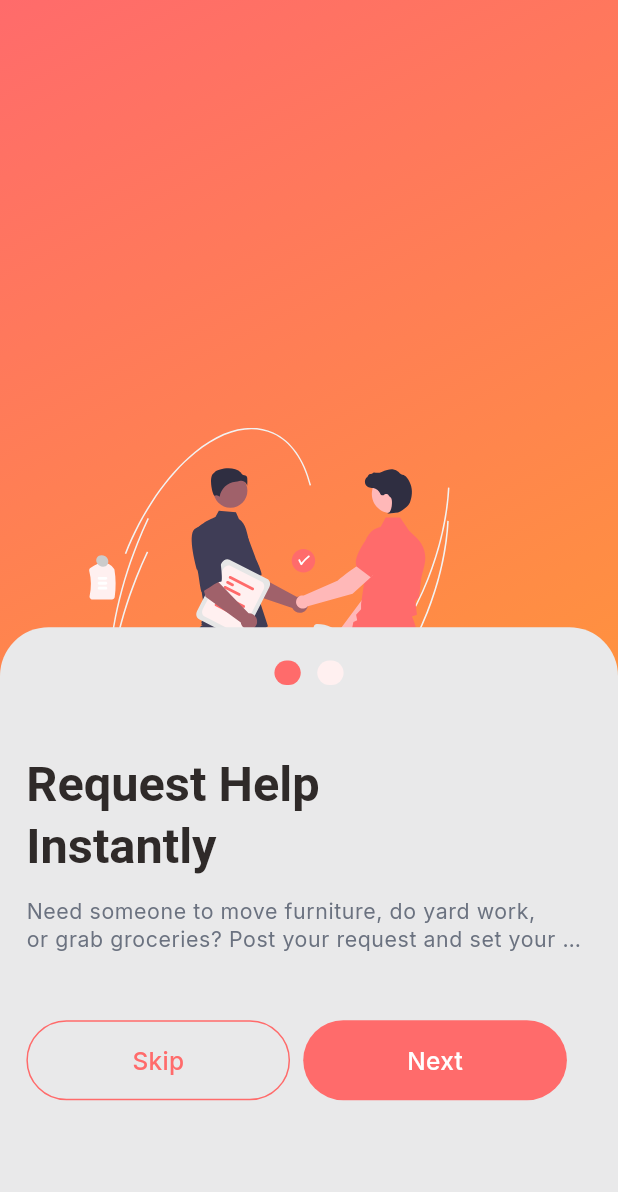
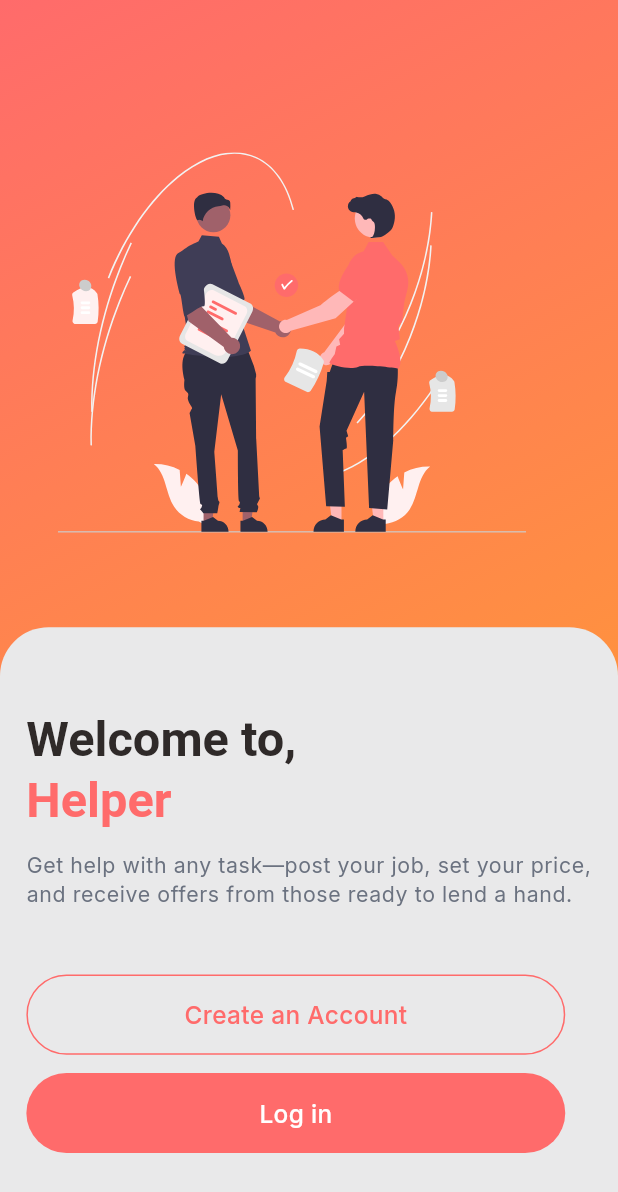
Before and after one commit to backbencherstudio/metalhead10701_app, a Flutter app: the screen it shows after launch, after a tap on "Skip", on a phone screen of 412 x 824 dp. Shown: the top 1192 px of the screen. Run offline on Flutter 3.47's test engine with Material 3 defaults, Android fonts, the phone set to English and light mode, and no system bars; our stand-ins replace flutter_riverpod, flutter_screenutil, flutter_svg, go_router, google_fonts.

Commit message:
feat: splash screen flow added

```diff
--- a/lib/core/constant/icons.dart
+++ b/lib/core/constant/icons.dart
@@ -5,7 +5,7 @@ class AppIcons {
 
   static const String appLogo = '$iconPath/splash_logo.svg';
   static const String businessLogo = '$iconPath/undraw_business-deal.svg';
-  static const String transferMoney = '$iconPath/undraw_transfer-money.svg';
+  static const String transferMoney = '$iconPath/undraw_transfer_money.svg';
   static const String welcoming = '$iconPath/undraw_welcoming.svg';
 
 
--- a/lib/features/screen/splash/presentation/splash_screen_2.dart
+++ b/lib/features/screen/splash/presentation/splash_screen_2.dart
@@ -18,6 +18,8 @@ class SplashScreen2 extends ConsumerWidget {
       body: Stack(
         children: [
           Container(
+            height: double.infinity,
+            width: double.infinity,
             decoration: BoxDecoration(
               gradient: LinearGradient(
                 colors: [AppColors.bgColor1, AppColors.bgColor2],
@@ -25,13 +27,19 @@ class SplashScreen2 extends ConsumerWidget {
                 end: Alignment.bottomRight,
               ),
             ),
-            child: Align(
-              alignment: Alignment.center,
-              child: SvgPicture.asset(
-                (nextState == 0) ? AppIcons.businessLogo : AppIcons.transferMoney,
-                fit: BoxFit.cover,
-                height: 250.h, // Adjust this height as per your requirement
-              ),
+          ),
+
+          Positioned(
+            top: 100.h,
+            left: 35.w,
+            child: SvgPicture.asset(
+              (nextState == 0) ?
+              AppIcons.welcoming :
+              (nextState == 1) ?
+              AppIcons.transferMoney :
+              AppIcons.businessLogo,
+              //fit: BoxFit.cover,
+              height: 250.h, // Adjust this height as per your requirement
             ),
           ),
 
@@ -53,12 +61,11 @@ class SplashScreen2 extends ConsumerWidget {
                   top: 22.h,
                   left: 16.w,
                   right: 16.w,
-                  bottom: 48.h,
                 ),
                 child: Column(
                   crossAxisAlignment: CrossAxisAlignment.start,
                   children: [
-                    Row(
+                    (nextState != 2) ? Row(
                       mainAxisAlignment: MainAxisAlignment.center,
                       children: [
                         Container(
@@ -77,24 +84,38 @@ class SplashScreen2 extends ConsumerWidget {
                           child: SizedBox(height: 16.h, width: 16.w),
                         ),
                       ],
-                    ),
-                    SizedBox(height: 46.h),
+                    ) : SizedBox(),
+                    SizedBox(height: (nextState != 2) ? 46.h : 32.h),
                     Text(
-                      'Request Help\nInstantly',
+                      (nextState == 0) ?
+                      'Request Help\nInstantly' :
+                      (nextState == 1) ?
+                      'Get Matched with Helpers' :
+                      'Welcome to, ',
                       style: style.headlineLarge?.copyWith(
                         color: AppColors.headlineTextColor,
                       ),
                     ),
+                    (nextState == 2) ? Text(
+                      'Helper',
+                      style: style.headlineLarge?.copyWith(
+                        color: AppColors.redTextColor,
+                      ),
+                    ) : SizedBox(),
                     SizedBox(height: 12.h),
                     Text(
-                      'Need someone to move furniture, do yard work,\nor grab groceries? Post your request and set your price!',
+                      (nextState == 0) ?
+                      'Need someone to move furniture, do yard work,\nor grab groceries? Post your request and set your price!' :
+                      (nextState == 1) ?
+                      'Our smart system connects you with nearby helpers who can complete your task perfectly!' :
+                      'Get help with any task—post your job, set your price, and receive offers from those ready to lend a hand.',
                       style: style.bodySmall?.copyWith(
                         color: AppColors.greyTextColor,
-                        overflow: TextOverflow.ellipsis,
+                        //overflow: TextOverflow.ellipsis,
                       ),
                     ),
                     SizedBox(height: 44.h),
-                    Row(
+                    (nextState != 2) ? Row(
                       crossAxisAlignment: CrossAxisAlignment.center,
                       children: [
                         CustomButton(
@@ -103,7 +124,7 @@ class SplashScreen2 extends ConsumerWidget {
                           borderColor: AppColors.bgColor1,
                           textColor: AppColors.bgColor1,
                           onPressed: () {
-                            debugPrint("Skip Button Pressed!");
+                            ref.read(toggleNext.notifier).state = 2;
                           },
                         ),
                         SizedBox(width: 8.w),
@@ -112,13 +133,31 @@ class SplashScreen2 extends ConsumerWidget {
                           containerColor: AppColors.bgColor1,
                           textColor: Colors.white,
                           onPressed: () {
-                            if(ref.read(toggleNext.notifier).state == 1){
-                              //Next screen
-                              ref.read(toggleNext.notifier).state = 0;
-                            }
-                            else {
-                              ref.read(toggleNext.notifier).state++;
-                            }
+                            ref.read(toggleNext.notifier).state++;
+                            //****** NEED TO dispose nextState ******
+                          },
+                        ),
+                      ],
+                    ) : Column(
+                      children: [
+                        CustomButton(
+                          text: 'Create an Account',
+                          containerColor: AppColors.onPrimary,
+                          borderColor: AppColors.bgColor1,
+                          textColor: AppColors.bgColor1,
+                          isBig: true,
+                          onPressed: () {
+                            debugPrint("Account Created!");
+                          },
+                        ),
+                        SizedBox(height: 12.h),
+                        CustomButton(
+                          text: 'Log in',
+                          containerColor: AppColors.bgColor1,
+                          textColor: Colors.white,
+                          isBig: true,
+                          onPressed: () {
+                            debugPrint("Log in!");
                           },
                         ),
                       ],
--- a/lib/features/screen/splash/presentation/widgets/custom_button.dart
+++ b/lib/features/screen/splash/presentation/widgets/custom_button.dart
@@ -9,8 +9,9 @@ class CustomButton extends StatelessWidget {
   final EdgeInsetsGeometry? padding;
   final TextStyle? textStyle;
   final VoidCallback? onPressed;
+  final bool? isBig;
 
-  CustomButton({
+  const CustomButton({super.key,
     required this.text,
     this.containerColor,
     this.borderColor,
@@ -18,6 +19,7 @@ class CustomButton extends StatelessWidget {
     this.padding,
     this.textStyle,
     this.onPressed,
+    this.isBig,
   });
 
   @override
@@ -25,7 +27,7 @@ class CustomButton extends StatelessWidget {
     return GestureDetector(
       onTap: onPressed,
       child: Container(
-        width: 160.w,
+        width: (isBig ?? false) ? 327.w : 160.w,
         decoration: BoxDecoration(
           color: containerColor ?? Colors.blue,  // Default container color
           border: Border.all(
```
